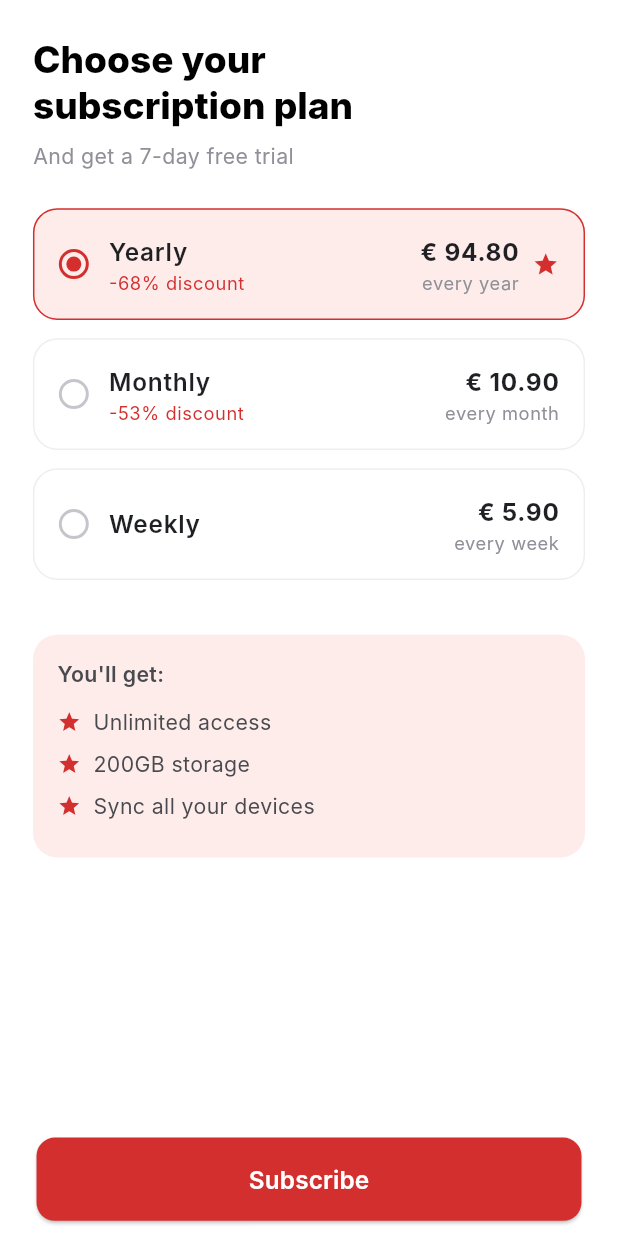
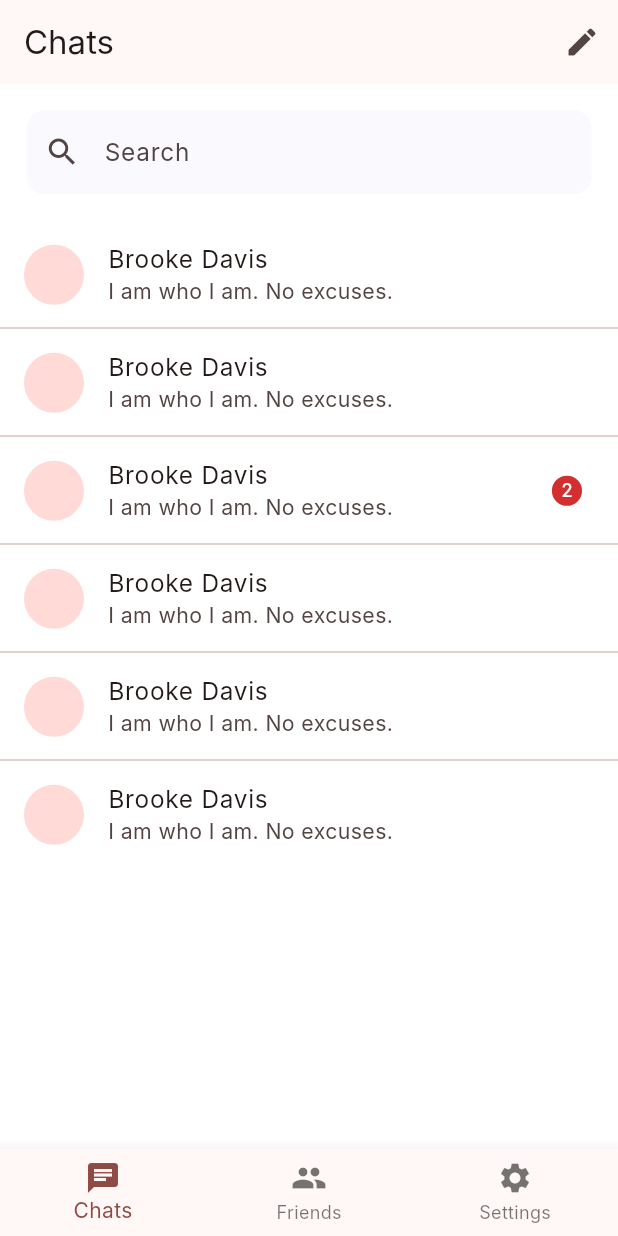
Before and after one commit to Usmandankama/Mobile-Prototyping-Kit, a Flutter app: the screen it shows after launch, on a phone screen of 412 x 824 dp. Run offline on Flutter 3.47's test engine with Material 3 defaults, Android fonts, the phone set to English and light mode, and no system bars; our stand-ins replace flutter_screenutil, smooth_page_indicator; Roboto replaces fonts that are missing (Inter).

Commit message:
Refactor chat screens and add chat components
Removed old chat_home_screen.dart and chat_screen.dart, replacing them with new chats_screen.dart and messages_screen.dart. Added reusable chat_bubble and chat_inputbar components, and updated main.dart to use the new chat screens.

```diff
--- a/lib/main.dart
+++ b/lib/main.dart
@@ -3,6 +3,8 @@ import 'package:flutter_screenutil/flutter_screenutil.dart';
 import 'package:prototyping_kit/screens/auth/login_screen.dart';
 import 'package:prototyping_kit/screens/auth/otp_screen.dart';
 import 'package:prototyping_kit/screens/auth/signup_screen.dart';
+import 'package:prototyping_kit/screens/chat/chats_screen.dart';
+import 'package:prototyping_kit/screens/chat/messages_screen.dart';
 import 'package:prototyping_kit/screens/subscription/substription_screen.dart';
 import 'package:prototyping_kit/themes/theme_resolver.dart';
 
@@ -29,7 +31,9 @@ class MyApp extends StatelessWidget {
           // home: LoginScreen(),
           // home: SignupScreen(),
           // home: OtpScreen(),
-          home: SubscriptionScreen(),
+          // home: SubscriptionScreen(),
+          home: ChatsScreen(),
+          // home: MessagesScreen(),
         );
       },
     );
--- /dev/null
+++ b/lib/screens/chat/chats_screen.dart
@@ -0,0 +1,91 @@
+import 'package:flutter/material.dart';
+import 'package:flutter_screenutil/flutter_screenutil.dart';
+import 'package:prototyping_kit/themes/app_colors.dart';
+
+class ChatsScreen extends StatelessWidget {
+  const ChatsScreen({super.key});
+
+  @override
+  Widget build(BuildContext context) {
+    return Scaffold(
+      backgroundColor: AppColors.white,
+      appBar: AppBar(
+        title: const Text('Chats'),
+        actions: [
+          IconButton(
+            icon: const Icon(Icons.edit),
+            onPressed: () {},
+          ),
+        ],
+      ),
+      body: Column(
+        children: [
+          Padding(
+            padding: EdgeInsets.all(16.w),
+            child: TextField(
+              decoration: InputDecoration(
+                hintText: 'Search',
+                prefixIcon: const Icon(Icons.search),
+                filled: true,
+                fillColor: AppColors.gray100,
+                border: OutlineInputBorder(
+                  borderRadius: BorderRadius.circular(12.r),
+                  borderSide: BorderSide.none,
+                ),
+              ),
+            ),
+          ),
+          Expanded(
+            child: ListView.separated(
+              itemCount: 6,
+              separatorBuilder: (_, __) => const Divider(height: 0),
+              itemBuilder: (context, index) {
+                return ListTile(
+                  leading: const CircleAvatar(),
+                  title: const Text('Brooke Davis'),
+                  subtitle: const Text(
+                    'I am who I am. No excuses.',
+                    maxLines: 1,
+                    overflow: TextOverflow.ellipsis,
+                  ),
+                  trailing: index == 2
+                      ? Container(
+                          padding: EdgeInsets.all(6.r),
+                          decoration: const BoxDecoration(
+                            color: AppColors.primary,
+                            shape: BoxShape.circle,
+                          ),
+                          child: const Text(
+                            '2',
+                            style: TextStyle(
+                              color: Colors.white,
+                              fontSize: 12,
+                            ),
+                          ),
+                        )
+                      : null,
+                  onTap: () {
+                    // Navigator.push(
+                    //   context,
+                    //   MaterialPageRoute(
+                    //     builder: (_) => const ChatScreen(),
+                    //   ),
+                    // );
+                  },
+                );
+              },
+            ),
+          ),
+        ],
+      ),
+      bottomNavigationBar: BottomNavigationBar(
+        currentIndex: 0,
+        items: const [
+          BottomNavigationBarItem(icon: Icon(Icons.chat), label: 'Chats'),
+          BottomNavigationBarItem(icon: Icon(Icons.people), label: 'Friends'),
+          BottomNavigationBarItem(icon: Icon(Icons.settings), label: 'Settings'),
+        ],
+      ),
+    );
+  }
+}
```
Also changed, not shown: lib/screens/chat/components/chat_bubble.dart (added, +35 -0 lines), lib/screens/chat/components/chat_inputbar.dart (added, +46 -0 lines), lib/screens/chat/messages_screen.dart (added, +46 -0 lines), lib/screens/chat/chat_home_screen.dart (deleted), lib/screens/chat/chat_screen.dart (deleted).
